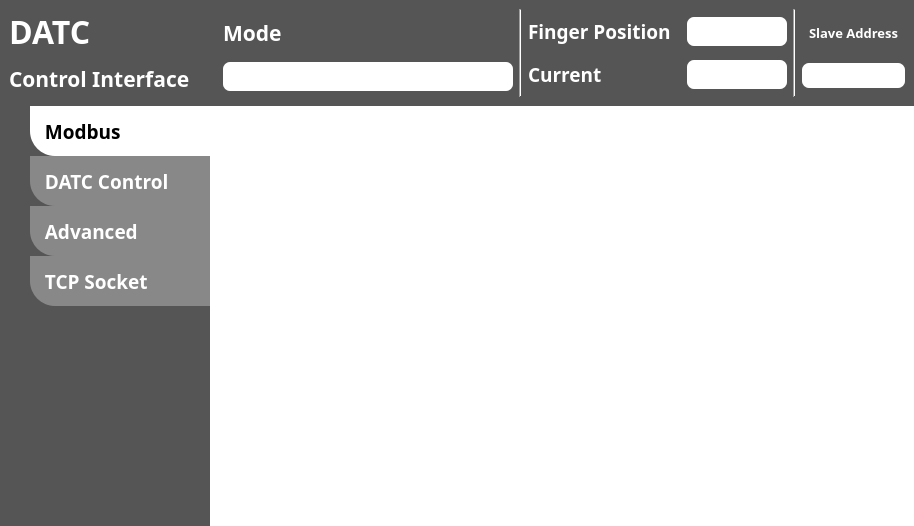
Above: ui/main_window.ui from PlanA2G/datc_user_interface before the change. Below: the same form after it.
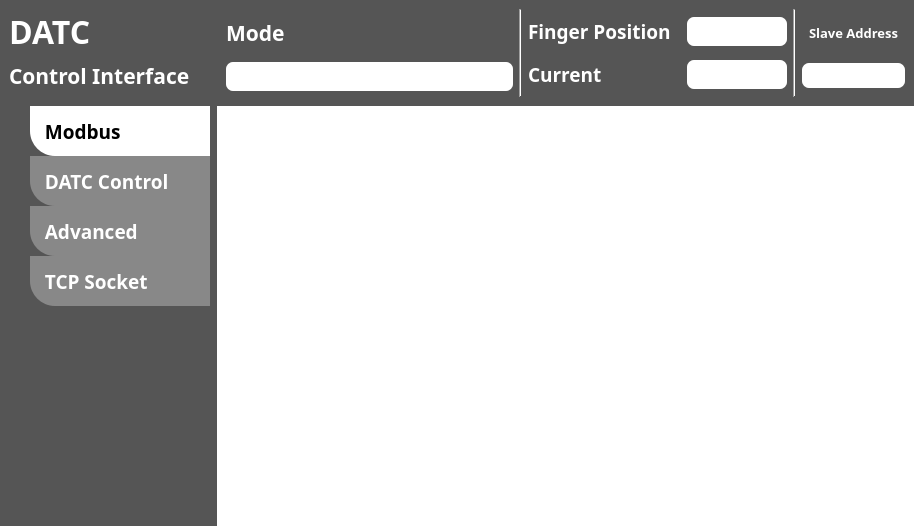
That is the form after the change. Icons and pictures are not drawn.

Commit message: update: main window layout

What changed in the file:
```diff
--- a/ui/main_window.ui
+++ b/ui/main_window.ui
@@ -81,6 +81,27 @@
 </string>
   </property>
   <widget class="QWidget" name="centralwidget">
+   <layout class="QFormLayout" name="formLayout_2">
+    <property name="horizontalSpacing">
+     <number>0</number>
+    </property>
+    <property name="verticalSpacing">
+     <number>0</number>
+    </property>
+    <property name="leftMargin">
+     <number>0</number>
+    </property>
+    <property name="topMargin">
+     <number>0</number>
+    </property>
+    <property name="rightMargin">
+     <number>0</number>
+    </property>
+    <property name="bottomMargin">
+     <number>0</number>
+    </property>
+    <item row="0" column="0">
+     <widget class="QWidget" name="title" native="true">
    <layout class="QGridLayout" name="gridLayout_2">
     <property name="leftMargin">
      <number>0</number>
@@ -97,22 +118,17 @@
     <property name="spacing">
      <number>0</number>
     </property>
-    <item row="0" column="0" colspan="2">
-     <widget class="QWidget" name="right_status" native="true">
-      <property name="maximumSize">
-       <size>
-        <width>16777215</width>
-        <height>106</height>
-       </size>
-      </property>
-      <property name="font">
-       <font>
-        <family>Noto Sans KR Medium</family>
-       </font>
-      </property>
-      <layout class="QGridLayout" name="gridLayout">
        <item row="0" column="0">
         <layout class="QVBoxLayout" name="verticalLayout_2">
+         <property name="leftMargin">
+          <number>9</number>
+         </property>
+         <property name="topMargin">
+          <number>9</number>
+         </property>
+         <property name="bottomMargin">
+          <number>9</number>
+         </property>
          <item>
           <widget class="QLabel" name="label_8">
            <property name="palette">
@@ -219,7 +235,24 @@
          </item>
         </layout>
        </item>
+      </layout>
+     </widget>
+    </item>
        <item row="0" column="1">
+     <widget class="QWidget" name="right_status" native="true">
+      <property name="maximumSize">
+       <size>
+        <width>16777215</width>
+        <height>106</height>
+       </size>
+      </property>
+      <property name="font">
+       <font>
+        <family>Noto Sans KR Medium</family>
+       </font>
+      </property>
+      <layout class="QGridLayout" name="gridLayout">
+       <item row="0" column="0">
         <layout class="QVBoxLayout" name="verticalLayout_3">
          <item>
           <widget class="QLabel" name="label_2">
```
Left out of the diff: 24 changed lines with no effect on the pictures. Lines whose indentation alone changed are shown as unchanged.
